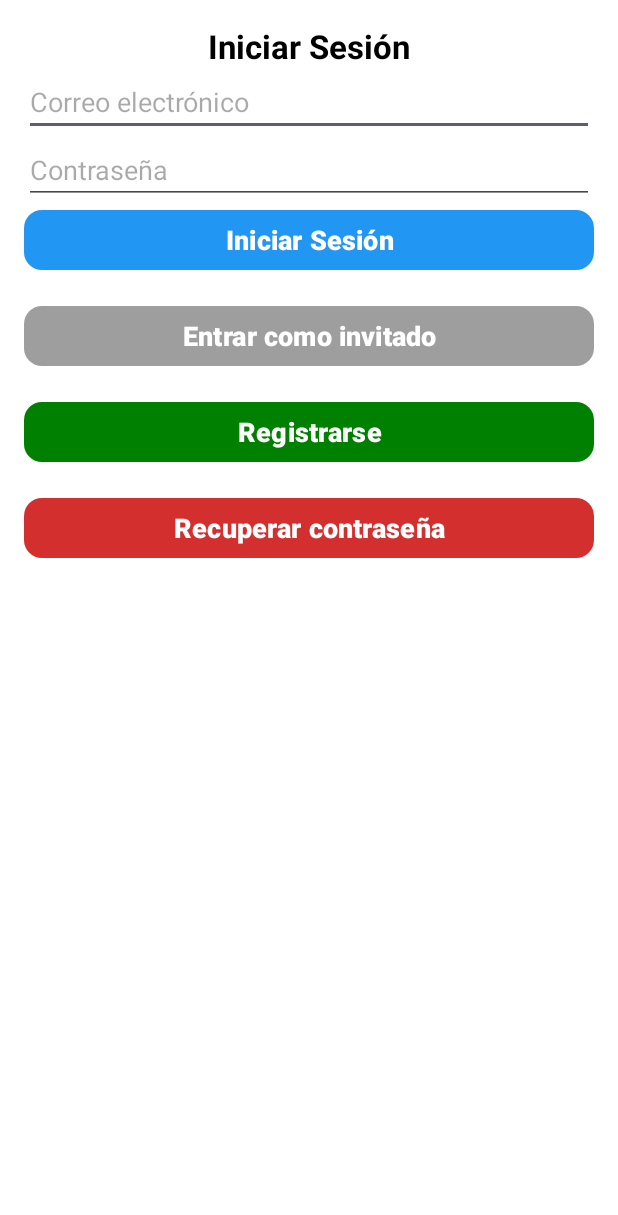
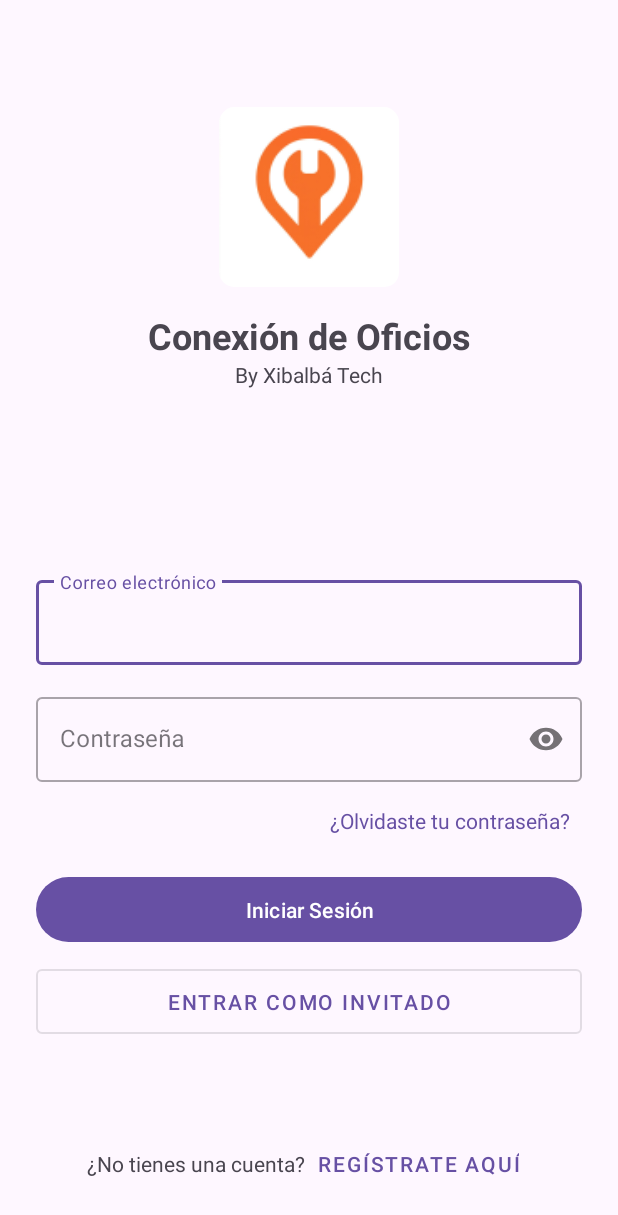
Before and after one commit to lemursoft75/conexion-de-oficios, an Android app: the screen it shows after launch (LoginActivity), on a phone screen of 412 x 824 dp. Shown: the top 1215 px of the screen. Run offline under Robolectric (Android 15) with nearby library versions, the phone set to English and light mode, and no system bars; our stand-ins replace Firebase (no records; nobody signed in at launch, a user with empty details on screens opened directly); libraries missing offline, so code that uses them is left out: com.cloudinary.android; 1 statement that could not run was skipped.

Commit message:
pantalla de inicio de sesion mejorada

```diff
--- a/app/src/main/java/com/javipena/conexiondeoficios/activities/LoginActivity.kt
+++ b/app/src/main/java/com/javipena/conexiondeoficios/activities/LoginActivity.kt
@@ -21,13 +21,15 @@ class LoginActivity : AppCompatActivity() {
 
         auth = FirebaseAuth.getInstance()
 
-        // Vinculación de todos los elementos de la UI
+        // --- Vinculación de todos los elementos de la UI ---
         val username = findViewById<EditText>(R.id.edit_username)
         val password = findViewById<EditText>(R.id.edit_password)
         val btnLogin = findViewById<Button>(R.id.btn_login)
         val btnRegister = findViewById<Button>(R.id.btn_register)
         val btnGuestLogin = findViewById<Button>(R.id.btn_guest_login)
-        val textForgotPassword = findViewById<Button>(R.id.btn_recover_password)
+
+        // 📌 CAMBIO: Ahora buscamos el TextView en lugar de un botón
+        val textForgotPassword = findViewById<TextView>(R.id.text_forgot_password)
 
 
         // Listener para el botón de Iniciar Sesión
--- a/app/src/main/res/layout/activity_login.xml
+++ b/app/src/main/res/layout/activity_login.xml
@@ -2,110 +2,138 @@
 <androidx.constraintlayout.widget.ConstraintLayout
     xmlns:android="http://schemas.android.com/apk/res/android"
     xmlns:app="http://schemas.android.com/apk/res-auto"
+    xmlns:tools="http://schemas.android.com/tools"
     android:layout_width="match_parent"
     android:layout_height="match_parent"
-    android:padding="16dp"
-    android:background="@color/white">
+    android:padding="24dp"
+    tools:context=".activities.LoginActivity">
 
-    <!-- Título -->
+    <ImageView
+        android:id="@+id/logo_login"
+        android:layout_width="120dp"
+        android:layout_height="120dp"
+        android:src="@mipmap/ic_launcher"
+        app:layout_constraintBottom_toTopOf="@id/input_layout_username"
+        app:layout_constraintEnd_toEndOf="parent"
+        app:layout_constraintStart_toStartOf="parent"
+        app:layout_constraintTop_toTopOf="parent"
+        app:layout_constraintVertical_bias="0.2" />
+
     <TextView
-        android:id="@+id/text_title"
+        android:id="@+id/text_app_title"
         android:layout_width="wrap_content"
         android:layout_height="wrap_content"
-        android:text="Iniciar Sesión"
-        android:textSize="22sp"
+        android:text="Conexión de Oficios"
+        android:textSize="24sp"
         android:textStyle="bold"
-        android:textColor="@color/black"
-        android:layout_marginBottom="20dp"
-        app:layout_constraintTop_toTopOf="parent"
+        android:layout_marginTop="16dp"
+        app:layout_constraintTop_toBottomOf="@id/logo_login"
         app:layout_constraintStart_toStartOf="parent"
         app:layout_constraintEnd_toEndOf="parent"/>
 
-    <!-- Campo de Usuario -->
-    <EditText
-        android:id="@+id/edit_username"
-        android:layout_width="match_parent"
+    <TextView
+        android:id="@+id/text_developer_name"
+        android:layout_width="wrap_content"
         android:layout_height="wrap_content"
-        android:hint="Correo electrónico"
-        android:inputType="textEmailAddress"
-        android:layout_marginBottom="16dp"
-        app:layout_constraintTop_toBottomOf="@id/text_title"
+        android:text="By Xibalbá Tech"
+        android:textSize="14sp"
+        app:layout_constraintTop_toBottomOf="@id/text_app_title"
         app:layout_constraintStart_toStartOf="parent"
         app:layout_constraintEnd_toEndOf="parent"/>
 
-    <!-- Campo de Contraseña -->
-    <EditText
-        android:id="@+id/edit_password"
-        android:layout_width="match_parent"
+
+    <com.google.android.material.textfield.TextInputLayout
+        android:id="@+id/input_layout_username"
+        style="@style/Widget.MaterialComponents.TextInputLayout.OutlinedBox"
+        android:layout_width="0dp"
         android:layout_height="wrap_content"
+        android:hint="Correo electrónico"
+        app:layout_constraintTop_toTopOf="parent"
+        app:layout_constraintBottom_toBottomOf="parent"
+        app:layout_constraintStart_toStartOf="parent"
+        app:layout_constraintEnd_toEndOf="parent"
+        app:layout_constraintVertical_bias="0.5">
+
+        <com.google.android.material.textfield.TextInputEditText
+            android:id="@+id/edit_username"
+            android:layout_width="match_parent"
+            android:layout_height="wrap_content"
+            android:inputType="textEmailAddress" />
+    </com.google.android.material.textfield.TextInputLayout>
+
+    <com.google.android.material.textfield.TextInputLayout
+        android:id="@+id/input_layout_password"
+        style="@style/Widget.MaterialComponents.TextInputLayout.OutlinedBox"
+        android:layout_width="0dp"
+        android:layout_height="wrap_content"
+        android:layout_marginTop="16dp"
         android:hint="Contraseña"
-        android:inputType="textPassword"
-        android:layout_marginBottom="16dp"
-        app:layout_constraintTop_toBottomOf="@id/edit_username"
+        app:passwordToggleEnabled="true"
+        app:layout_constraintTop_toBottomOf="@id/input_layout_username"
+        app:layout_constraintStart_toStartOf="parent"
+        app:layout_constraintEnd_toEndOf="parent">
+
+        <com.google.android.material.textfield.TextInputEditText
+            android:id="@+id/edit_password"
+            android:layout_width="match_parent"
+            android:layout_height="wrap_content"
+            android:inputType="textPassword" />
+    </com.google.android.material.textfield.TextInputLayout>
+
+    <TextView
+        android:id="@+id/text_forgot_password"
+        android:layout_width="wrap_content"
+        android:layout_height="wrap_content"
+        android:text="¿Olvidaste tu contraseña?"
+        android:layout_marginTop="8dp"
+        android:padding="8dp"
+        android:textColor="?attr/colorPrimary"
+        app:layout_constraintEnd_toEndOf="parent"
+        app:layout_constraintTop_toBottomOf="@id/input_layout_password"/>
+
+    <com.google.android.material.button.MaterialButton
+        android:id="@+id/btn_login"
+        android:layout_width="0dp"
+        android:layout_height="wrap_content"
+        android:text="Iniciar Sesión"
+        android:paddingVertical="12dp"
+        android:layout_marginTop="16dp"
+        app:layout_constraintTop_toBottomOf="@id/text_forgot_password"
         app:layout_constraintStart_toStartOf="parent"
         app:layout_constraintEnd_toEndOf="parent"/>
 
-    <!-- Botón de Iniciar Sesión -->
-    <com.google.android.material.button.MaterialButton
-        android:id="@+id/btn_login"
-        android:layout_width="match_parent"
-        android:layout_height="wrap_content"
-        android:text="Iniciar Sesión"
-        android:textSize="18sp"
-        android:textStyle="bold"
-        app:backgroundTint="@color/blue"
-        app:cornerRadius="12dp"
-        android:textColor="@color/white"
-        app:layout_constraintTop_toBottomOf="@id/edit_password"
-        app:layout_constraintStart_toStartOf="parent"
-        app:layout_constraintEnd_toEndOf="parent"/>
-
-    <!-- Botón de Invitado -->
     <com.google.android.material.button.MaterialButton
         android:id="@+id/btn_guest_login"
-        android:layout_width="match_parent"
+        style="@style/Widget.MaterialComponents.Button.OutlinedButton"
+        android:layout_width="0dp"
         android:layout_height="wrap_content"
         android:text="Entrar como invitado"
-        android:textSize="18sp"
-        android:textStyle="bold"
-        app:backgroundTint="@color/gray"
-        app:cornerRadius="12dp"
-        android:textColor="@color/white"
-        android:layout_marginTop="16dp"
+        android:paddingVertical="12dp"
+        android:layout_marginTop="8dp"
         app:layout_constraintTop_toBottomOf="@id/btn_login"
         app:layout_constraintStart_toStartOf="parent"
         app:layout_constraintEnd_toEndOf="parent"/>
 
-    <!-- Botón de Registro -->
-    <com.google.android.material.button.MaterialButton
-        android:id="@+id/btn_register"
-        android:layout_width="match_parent"
+    <LinearLayout
+        android:layout_width="wrap_content"
         android:layout_height="wrap_content"
-        android:text="Registrarse"
-        android:textSize="18sp"
-        android:textStyle="bold"
-        app:backgroundTint="@color/green"
-        app:cornerRadius="12dp"
-        android:textColor="@color/white"
-        android:layout_marginTop="16dp"
-        app:layout_constraintTop_toBottomOf="@id/btn_guest_login"
+        android:orientation="horizontal"
+        android:gravity="center"
+        app:layout_constraintBottom_toBottomOf="parent"
         app:layout_constraintStart_toStartOf="parent"
-        app:layout_constraintEnd_toEndOf="parent"/>
+        app:layout_constraintEnd_toEndOf="parent">
 
-    <!-- Botón de Recuperar Contraseña -->
-    <com.google.android.material.button.MaterialButton
-        android:id="@+id/btn_recover_password"
-        android:layout_width="match_parent"
-        android:layout_height="wrap_content"
-        android:text="Recuperar contraseña"
-        android:textSize="18sp"
-        android:textStyle="bold"
-        app:backgroundTint="@color/red"
-        app:cornerRadius="12dp"
-        android:textColor="@color/white"
-        android:layout_marginTop="16dp"
-        app:layout_constraintTop_toBottomOf="@id/btn_register"
-        app:layout_constraintStart_toStartOf="parent"
-        app:layout_constraintEnd_toEndOf="parent"/>
+        <TextView
+            android:layout_width="wrap_content"
+            android:layout_height="wrap_content"
+            android:text="¿No tienes una cuenta?" />
+
+        <com.google.android.material.button.MaterialButton
+            android:id="@+id/btn_register"
+            style="@style/Widget.MaterialComponents.Button.TextButton"
+            android:layout_width="wrap_content"
+            android:layout_height="wrap_content"
+            android:text="Regístrate aquí" />
+    </LinearLayout>
 
 </androidx.constraintlayout.widget.ConstraintLayout>
```
